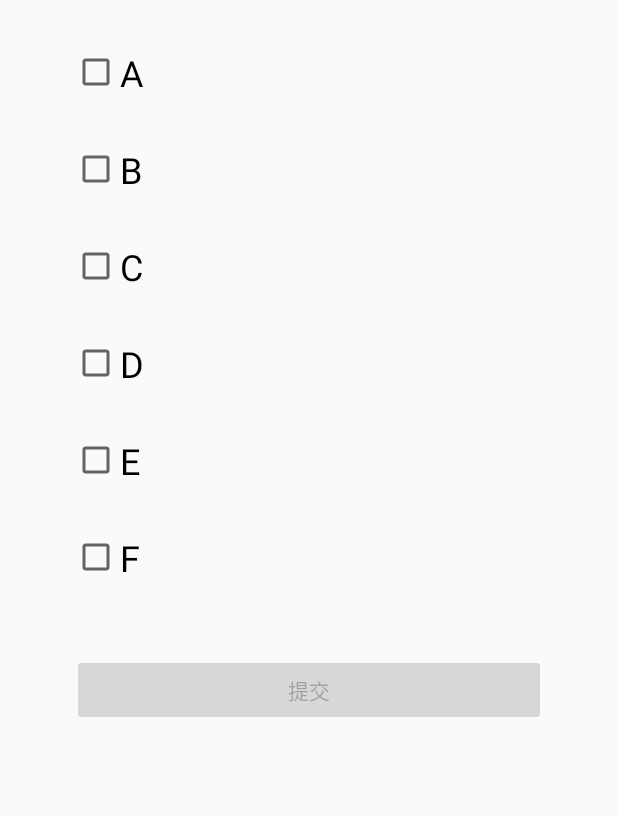
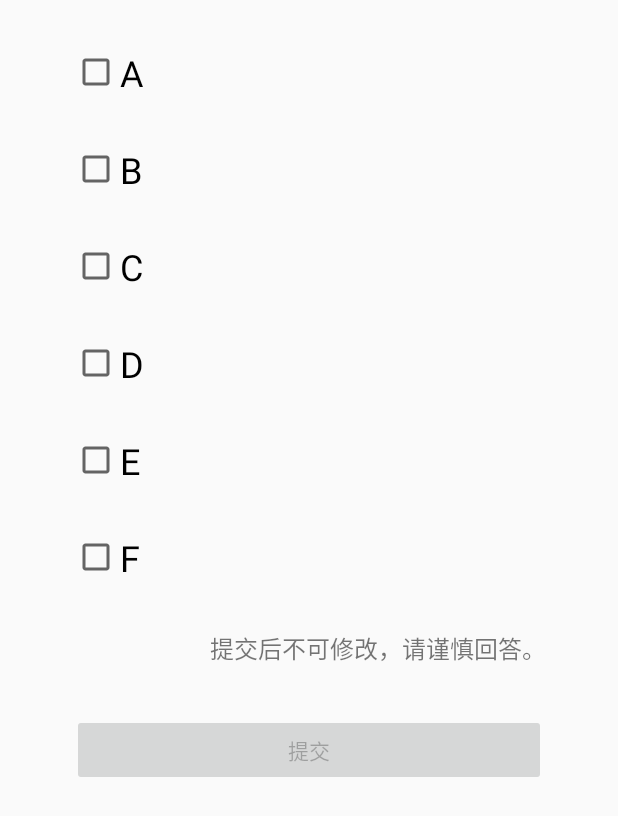
Before and after one commit to ddadaal/ClassroomAssistantRemastered, an Android app: the layout activity_practise_choice.xml on its own in the app's theme, with its tools: preview values and no code run, on a phone screen of 412 x 824 dp. Shown: the top 816 px of the screen. Run offline under Robolectric (Android 15) with nearby library versions, the phone set to English and light mode, and no system bars.

```diff
--- a/Student/app/src/main/res/layout/activity_practise_choice.xml
+++ b/Student/app/src/main/res/layout/activity_practise_choice.xml
@@ -1,13 +1,15 @@
 <LinearLayout xmlns:android="http://schemas.android.com/apk/res/android"
-    android:orientation="vertical" android:layout_width="match_parent"
+    xmlns:app="http://schemas.android.com/apk/res-auto"
+    android:orientation="vertical"
+    android:layout_width="match_parent"
     android:layout_height="match_parent"
+    android:paddingStart="48dp"
+    android:paddingEnd="48dp"
     android:id="@+id/practise_choice_layout">
 
     <CheckBox
         android:id="@+id/choice_a"
-        android:layout_marginStart="48dp"
         android:layout_marginTop="32dp"
-        android:layout_marginEnd="48dp"
         android:textSize="24sp"
         android:text="@string/a"
         android:layout_width="match_parent"
@@ -15,9 +17,7 @@
 
     <CheckBox
         android:id="@+id/choice_b"
-        android:layout_marginStart="48dp"
         android:layout_marginTop="32dp"
-        android:layout_marginEnd="48dp"
         android:textSize="24sp"
         android:text="@string/b"
         android:layout_width="match_parent"
@@ -25,9 +25,7 @@
 
     <CheckBox
         android:id="@+id/choice_c"
-        android:layout_marginStart="48dp"
         android:layout_marginTop="32dp"
-        android:layout_marginEnd="48dp"
         android:textSize="24sp"
         android:text="@string/c"
         android:layout_width="match_parent"
@@ -35,9 +33,7 @@
 
     <CheckBox
         android:id="@+id/choice_d"
-        android:layout_marginStart="48dp"
         android:layout_marginTop="32dp"
-        android:layout_marginEnd="48dp"
         android:textSize="24sp"
         android:text="@string/d"
         android:layout_width="match_parent"
@@ -45,9 +41,7 @@
 
     <CheckBox
         android:id="@+id/choice_e"
-        android:layout_marginStart="48dp"
         android:layout_marginTop="32dp"
-        android:layout_marginEnd="48dp"
         android:textSize="24sp"
         android:text="@string/e"
         android:layout_width="match_parent"
@@ -55,22 +49,29 @@
 
     <CheckBox
         android:id="@+id/choice_f"
-        android:layout_marginStart="48dp"
         android:layout_marginTop="32dp"
-        android:layout_marginEnd="48dp"
         android:textSize="24sp"
         android:text="@string/f"
         android:layout_width="match_parent"
         android:layout_height="wrap_content" />
+
+    <TextView
+        android:id="@+id/teacher_remind_state"
+        android:layout_width="match_parent"
+        android:layout_marginTop="32dp"
+        android:layout_height="wrap_content"
+        android:textSize="16sp"
+        android:gravity="end"
+        android:text="@string/submit_remainder"
+        />
+
 
     <Button
         android:id="@+id/submit_choice"
         android:layout_width="match_parent"
         android:layout_height="wrap_content"
         android:layout_gravity="center_horizontal"
-        android:layout_marginStart="48dp"
-        android:layout_marginTop="48dp"
-        android:layout_marginEnd="48dp"
+        android:layout_marginTop="32dp"
         android:enabled="false"
         android:gravity="center"
         android:text="@string/commit" />
--- a/Student/app/src/main/res/values/strings.xml
+++ b/Student/app/src/main/res/values/strings.xml
@@ -39,6 +39,7 @@
     <string name="question_hint">输入您的问题</string>
     <string name="discussion_hint">输入您的看法</string>
     <string name="practise_hint">输入您的答案</string>
+    <string name="submit_remainder">提交后不可修改，请谨慎回答。</string>
 
     <!-- 讨论 -->
     <string name="discussion_finish">讨论已结束</string>
--- a/Teacher/app/src/main/kotlin/nju/classroomassistant/teacher/views/common/MainCss.kt
+++ b/Teacher/app/src/main/kotlin/nju/classroomassistant/teacher/views/common/MainCss.kt
@@ -54,5 +54,7 @@ class MainCss : Stylesheet() {
 
 
 
+
+
     }
 }
--- a/Teacher/app/src/main/kotlin/nju/classroomassistant/teacher/views/exercise/ChoiceResultView.kt
+++ b/Teacher/app/src/main/kotlin/nju/classroomassistant/teacher/views/exercise/ChoiceResultView.kt
@@ -31,12 +31,13 @@ class ChoiceResultView : View("My View") {
     val controller: ExerciseController by inject()
 
     override fun onDock() {
-        val numbers = arrayListOf(9,20,15,3,5,10)
+        val numbers = arrayListOf(8, 4, 2, 20, 1, 5)
 
         GlobalVariables.exerciseSession.exercise?.let {
             with (it as ChoiceExerciseType) {
                 data.clear()
-                for( i in it.optionsCount-1 downTo 0){
+
+                for(i in it.optionsCount-1 downTo 0){
                     data.add(XYChart.Data(numbers[i],('A'+i)+""))
                 }
             }
```
Also changed, not shown: Student/app/src/main/res/layout/activity_practise_gap_filiing.xml (+15 -1 lines), Teacher/app/src/main/kotlin/nju/classroomassistant/teacher/views/exercise/ResultView.kt (+6 -6 lines).
